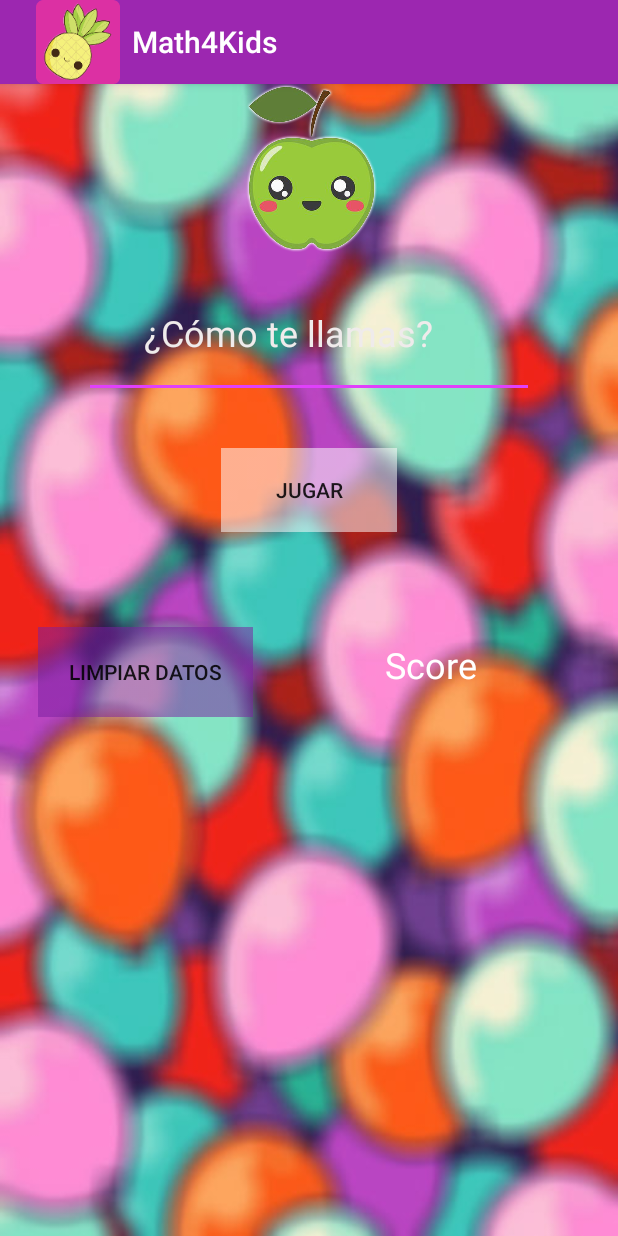
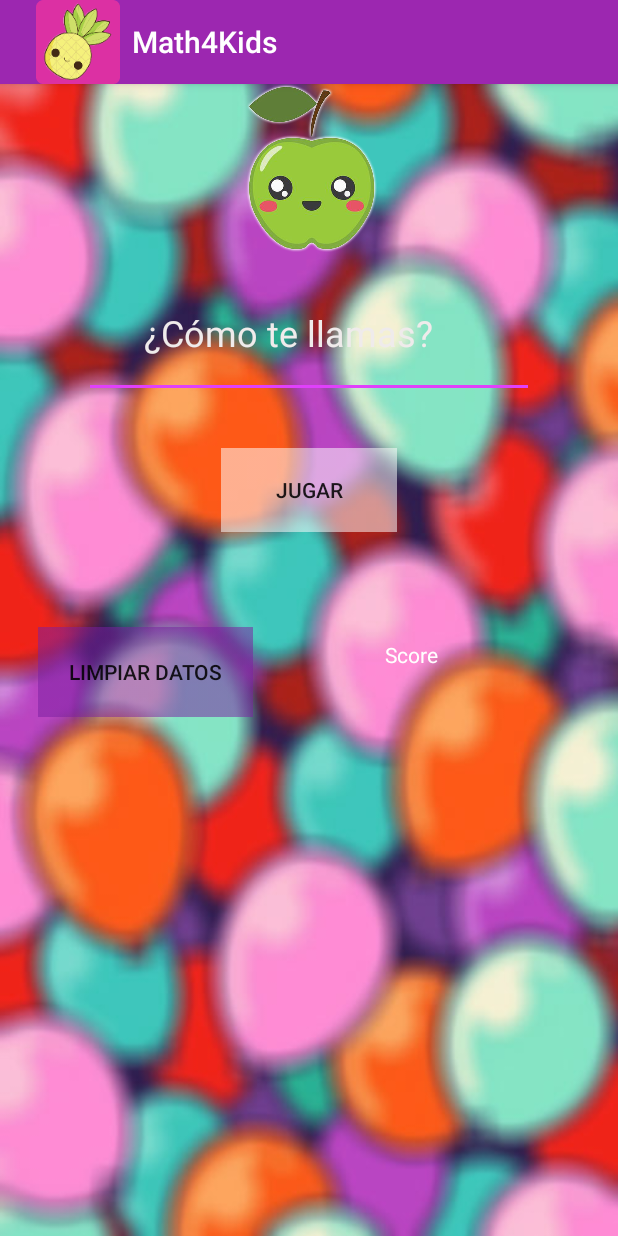
Before and after one commit to MarcoTrigueroSoto/Math4Kids, an Android app: the screen it shows after launch (MainActivity), on a phone screen of 412 x 824 dp. Run offline under Robolectric (Android 15) with nearby library versions, the phone set to English and light mode, and no system bars.

Commit message:
cambios lvl 2 e inicio

```diff
--- a/app/src/main/res/layout/activity_main.xml
+++ b/app/src/main/res/layout/activity_main.xml
@@ -61,22 +61,22 @@
 
     <TextView
         android:id="@+id/txtScore"
-        android:layout_width="173dp"
-        android:layout_height="51dp"
+        android:layout_width="172dp"
+        android:layout_height="57dp"
         android:layout_below="@+id/btnRegistrar"
         android:layout_alignParentEnd="true"
         android:layout_alignParentRight="true"
         android:layout_marginStart="38dp"
         android:layout_marginLeft="38dp"
         android:layout_marginTop="72dp"
-        android:layout_marginEnd="31dp"
-        android:layout_marginRight="31dp"
+        android:layout_marginEnd="33dp"
+        android:layout_marginRight="33dp"
         android:layout_toEndOf="@+id/btnLimpiar"
         android:layout_toRightOf="@+id/btnLimpiar"
         android:hint="@string/txtScore"
         android:paddingLeft="50dp"
         android:paddingRight="50dp"
         android:textColorHint="#FFFFFF"
-        android:textSize="24sp" />
+        android:textSize="14sp" />
 
 </RelativeLayout>
--- a/app/src/main/res/layout/activity_main2_nivel1.xml
+++ b/app/src/main/res/layout/activity_main2_nivel1.xml
@@ -83,8 +83,8 @@
 
     <EditText
         android:id="@+id/txtRespuesta"
-        android:layout_width="146dp"
-        android:layout_height="35dp"
+        android:layout_width="wrap_content"
+        android:layout_height="wrap_content"
         android:layout_below="@+id/imgN1"
         android:layout_marginStart="20dp"
         android:layout_marginLeft="20dp"
--- a/app/src/main/res/layout/activity_main2_nivel2.xml
+++ b/app/src/main/res/layout/activity_main2_nivel2.xml
@@ -83,8 +83,8 @@
 
     <EditText
         android:id="@+id/txtRespuesta"
-        android:layout_width="146dp"
-        android:layout_height="35dp"
+        android:layout_width="wrap_content"
+        android:layout_height="wrap_content"
         android:layout_below="@+id/imgN1"
         android:layout_marginStart="20dp"
         android:layout_marginLeft="20dp"
@@ -133,6 +133,6 @@
         android:layout_marginLeft="12dp"
         android:layout_toEndOf="@+id/txtJugador"
         android:layout_toRightOf="@+id/txtJugador"
-        android:text="@string/str_nivel_1" />
+        android:text="Nivel 2" />
 
 </RelativeLayout>
```
Also changed, not shown: app/src/main/java/com/example/math4kids/Main2Activity_nivel2.java (+5 -2 lines), app/src/main/java/com/example/math4kids/MainActivity.java (+6 -4 lines).
